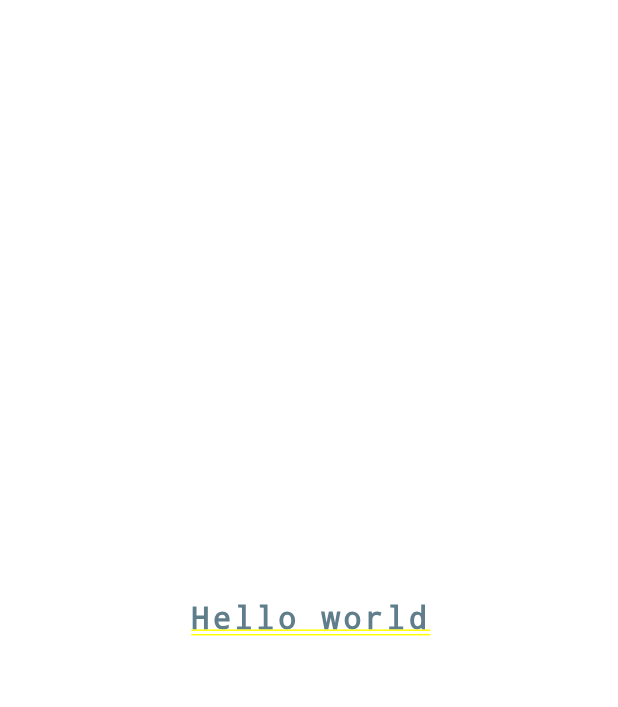
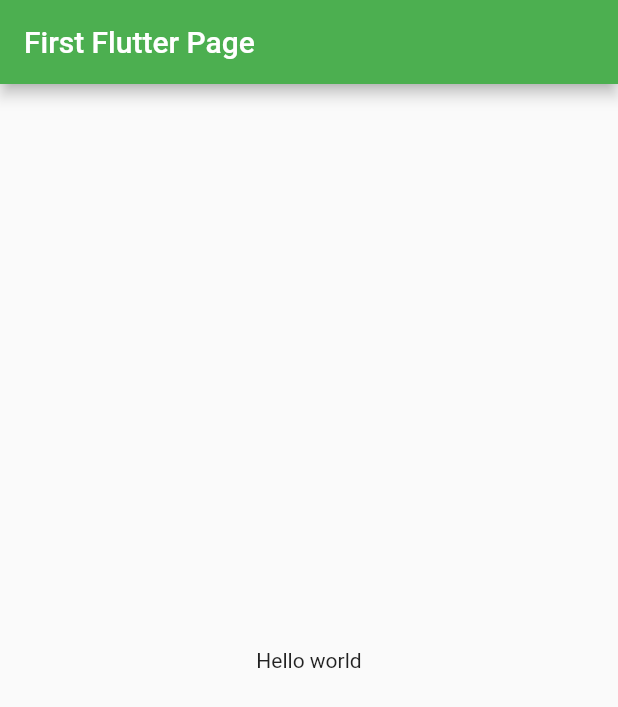
Before and after one commit to youssefchlendi/GettingStartedFlutter, a Flutter app: the screen it shows after launch, on a phone screen of 412 x 824 dp. Shown: the top 707 px of the screen. Run offline on Flutter 3.47's test engine with Material 2 defaults, Android fonts, the phone set to English and light mode, and no system bars.

Commit message:
back to initial

```diff
--- a/lib/main.dart
+++ b/lib/main.dart
@@ -26,20 +26,8 @@ class MyHomePage extends StatelessWidget {
 
   @override
   Widget build(BuildContext context) {
-    return Container(
-        decoration: const BoxDecoration(
-          color: Colors.white,
-        ),
-        padding: const EdgeInsets.all(25),
-        child: const Center(
-            child: Text(
-          'Hello world',
-          style: TextStyle(
-            color: Colors.blueGrey,
-            letterSpacing: 2.5,
-            fontSize: 20,
-          ),
-          textDirection: TextDirection.ltr,
-        )));
+    return Scaffold(
+        appBar: AppBar(title: Text(this.title)),
+        body: Center(child: Text('Hello world')));
   }
 }
```
